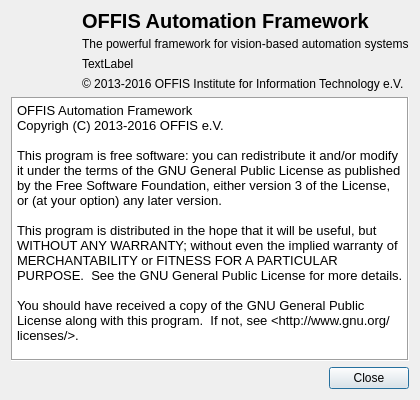
Before: the Qt Designer form modules/frontend/projects/Frontend/src/AboutScreen.ui in OFFIS-Automation/Framework, drawn with Qt 5.
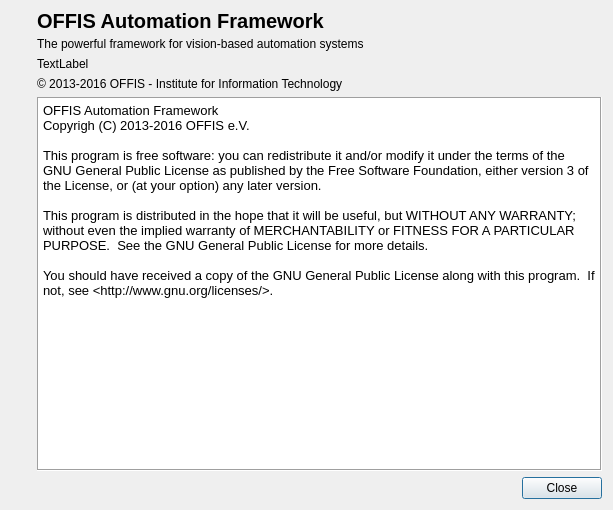
After: the same form once the commit is applied. Icons and pictures are not drawn.

```diff
--- a/modules/frontend/projects/Frontend/src/AboutScreen.ui
+++ b/modules/frontend/projects/Frontend/src/AboutScreen.ui
@@ -6,8 +6,8 @@
    <rect>
     <x>0</x>
     <y>0</y>
-    <width>420</width>
-    <height>400</height>
+    <width>613</width>
+    <height>510</height>
    </rect>
   </property>
   <property name="windowTitle">
@@ -17,6 +17,8 @@
    <item>
     <layout class="QHBoxLayout" name="horizontalLayout">
      <item>
+      <layout class="QVBoxLayout" name="verticalLayout_3">
+       <item>
       <widget class="QLabel" name="label">
        <property name="maximumSize">
         <size>
@@ -28,7 +30,7 @@
         <string/>
        </property>
        <property name="pixmap">
-        <pixmap>:/img/icon.ico</pixmap>
+          <pixmap resource="../images/images.qrc">:/img/icon.ico</pixmap>
        </property>
        <property name="scaledContents">
         <bool>true</bool>
@@ -36,6 +38,21 @@
       </widget>
      </item>
      <item>
+        <spacer name="verticalSpacer">
+         <property name="orientation">
+          <enum>Qt::Vertical</enum>
+         </property>
+         <property name="sizeHint" stdset="0">
+          <size>
+           <width>20</width>
+           <height>40</height>
+          </size>
+         </property>
+        </spacer>
+       </item>
+      </layout>
+     </item>
+     <item>
       <layout class="QVBoxLayout" name="verticalLayout_2">
        <item>
         <widget class="QLabel" name="title">
@@ -92,13 +109,9 @@
           </size>
          </property>
          <property name="text">
-          <string>© 2013-2016 OFFIS Institute for Information Technology e.V.</string>
+          <string>© 2013-2016 OFFIS - Institute for Information Technology</string>
          </property>
         </widget>
-       </item>
-      </layout>
-     </item>
-    </layout>
    </item>
    <item>
     <widget class="QTextBrowser" name="licensetext">
@@ -121,7 +134,7 @@
       <string>&lt;!DOCTYPE HTML PUBLIC &quot;-//W3C//DTD HTML 4.0//EN&quot; &quot;http://www.w3.org/TR/REC-html40/strict.dtd&quot;&gt;
 &lt;html&gt;&lt;head&gt;&lt;meta name=&quot;qrichtext&quot; content=&quot;1&quot; /&gt;&lt;style type=&quot;text/css&quot;&gt;
 p, li { white-space: pre-wrap; }
-&lt;/style&gt;&lt;/head&gt;&lt;body style=&quot; font-family:'MS Shell Dlg 2'; font-size:8.25pt; font-weight:400; font-style:normal;&quot;&gt;
+&lt;/style&gt;&lt;/head&gt;&lt;body style=&quot; font-family:'MS Shell Dlg 2'; font-size:7.8pt; font-weight:400; font-style:normal;&quot;&gt;
 &lt;p style=&quot; margin-top:0px; margin-bottom:0px; margin-left:0px; margin-right:0px; -qt-block-indent:0; text-indent:0px;&quot;&gt;&lt;span style=&quot; font-size:10pt;&quot;&gt;OFFIS Automation Framework&lt;/span&gt;&lt;/p&gt;
 &lt;p style=&quot; margin-top:0px; margin-bottom:0px; margin-left:0px; margin-right:0px; -qt-block-indent:0; text-indent:0px;&quot;&gt;&lt;span style=&quot; font-size:10pt;&quot;&gt;Copyrigh (C) 2013-2016 OFFIS e.V.&lt;/span&gt;&lt;/p&gt;
 &lt;p style=&quot;-qt-paragraph-type:empty; margin-top:0px; margin-bottom:0px; margin-left:0px; margin-right:0px; -qt-block-indent:0; text-indent:0px; font-size:10pt;&quot;&gt;&lt;br /&gt;&lt;/p&gt;
@@ -132,6 +145,10 @@
 &lt;p style=&quot; margin-top:0px; margin-bottom:0px; margin-left:0px; margin-right:0px; -qt-block-indent:0; text-indent:0px;&quot;&gt;&lt;span style=&quot; font-size:10pt;&quot;&gt;You should have received a copy of the GNU General Public License along with this program.  If not, see &amp;lt;http://www.gnu.org/licenses/&amp;gt;.&lt;/span&gt;&lt;/p&gt;&lt;/body&gt;&lt;/html&gt;</string>
      </property>
     </widget>
+       </item>
+      </layout>
+     </item>
+    </layout>
    </item>
    <item>
     <layout class="QHBoxLayout" name="horizontalLayout_2">
```
Lines whose indentation alone changed are shown as unchanged.
